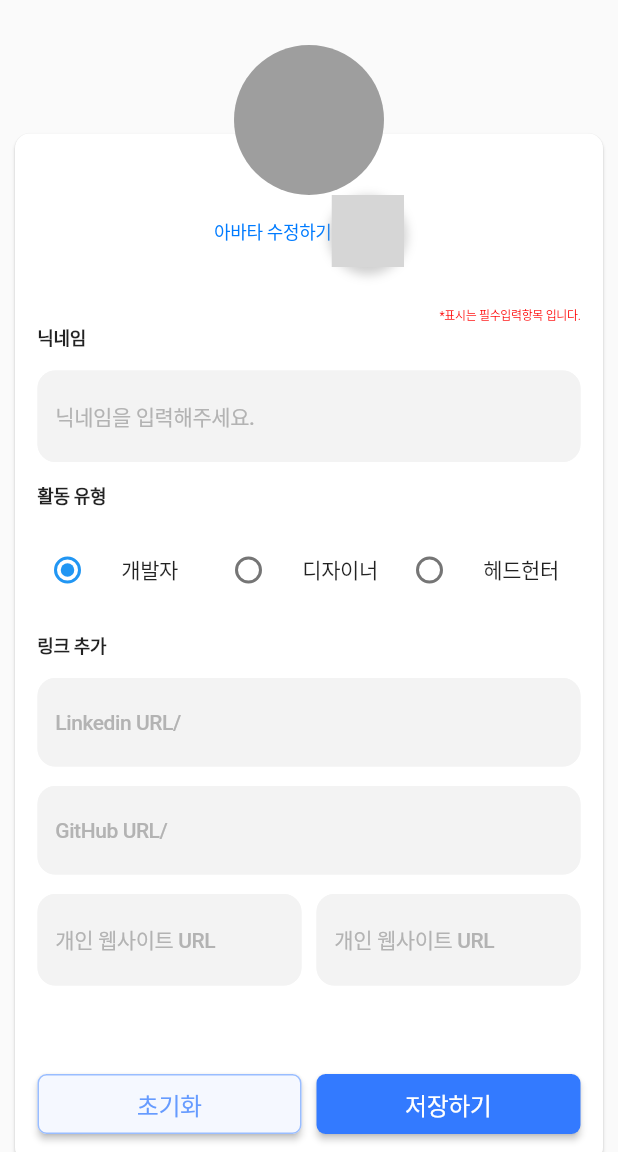
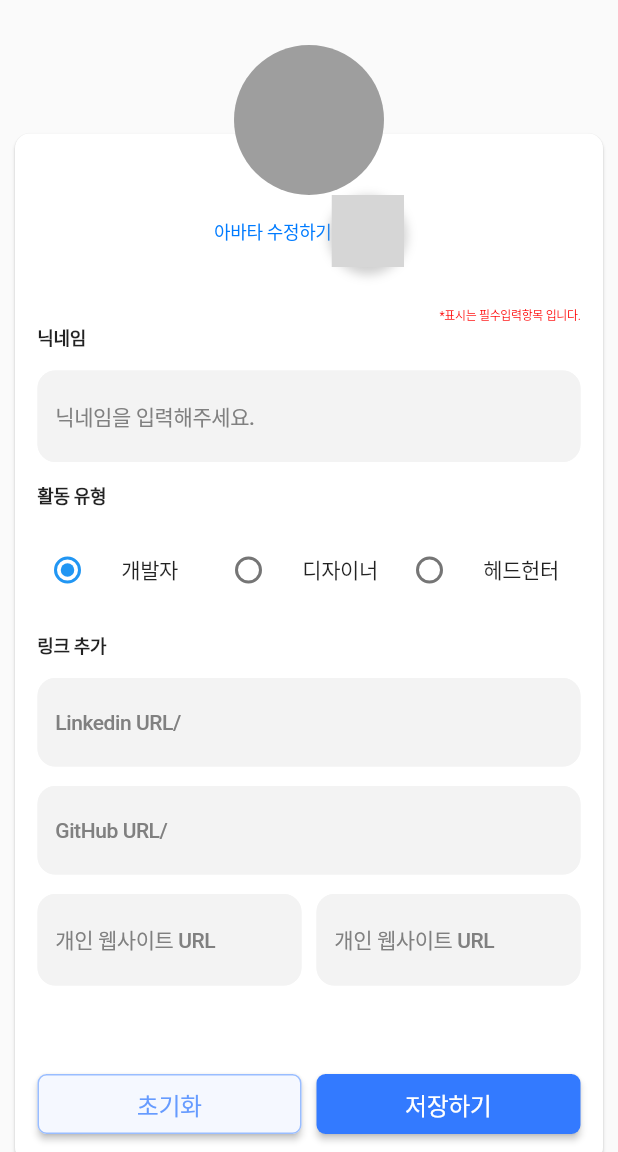
Before and after one commit to gitjoyoung/space-flutter, a Flutter app: the Profile screen opened directly, on a phone screen of 412 x 824 dp, the part 84-1236 px from its top. Run offline on Flutter 3.47's test engine with Material 2 defaults, Android fonts, the phone set to English and light mode, and no system bars; our stand-ins replace dio, flutter_svg, get, screenshot; Roboto replaces fonts that are missing (Pretendard); grey boxes are pictures that could not be loaded.

Commit message:
style : color 수정 및 색상 관련 오류 코드 수정

```diff
--- a/ace/lib/utils/button.dart
+++ b/ace/lib/utils/button.dart
@@ -33,16 +33,16 @@ class AppButton {
 
 // Primary
   static final ButtonStyle xLarge =
-      createElevatedButtonStyle(56, AppColors.prinary80);
+      createElevatedButtonStyle(56, AppColors.primary80);
 
   static final ButtonStyle medium =
-      createElevatedButtonStyle(40, AppColors.prinary80);
+      createElevatedButtonStyle(40, AppColors.primary80);
 
   static final ButtonStyle small =
-      createElevatedButtonStyle(32, AppColors.prinary80);
+      createElevatedButtonStyle(32, AppColors.primary80);
 
   static final ButtonStyle xSmall =
-      createElevatedButtonStyle(24, AppColors.prinary80);
+      createElevatedButtonStyle(24, AppColors.primary80);
 
 // Outline
   static final ButtonStyle xLargeOutLine = createElevatedButtonStyle(
--- a/ace/lib/utils/colors.dart
+++ b/ace/lib/utils/colors.dart
@@ -16,10 +16,10 @@ class AppColors {
 //color: AppColors.neutral100
   static const neutral100 = Color(0xFF030303);
   static const neutral90 = Color(0xFF1A1A1A);
-  static const neutral80 = Color(0xFF4D4D4D);
-  static const neutral70 = Color(0xFF808080);
-  static const neutral60 = Color(0xFF999999);
-  static const neutral50 = Color(0xFFB3B3B3);
+  static const neutral80 = Color(0xFF333333);
+  static const neutral70 = Color(0xFF4D4D4D);
+  static const neutral60 = Color(0xFF666666);
+  static const neutral50 = Color(0xFF808080);
   //메인타이틀
   static const neutral40 = Color(0xFF999999);
   static const neutral30 = Color(0xFFB3B3B3);
@@ -28,21 +28,21 @@ class AppColors {
   static const neutral5 = Color(0xFFF3F3F3);
 
 //Primary
-//color: AppColors.prinary100
-  static const prinary100 = Color(0xFF0059FF);
-  static const prinary90 = Color(0xFF196AFF);
-  static const prinary80 = Color(0xFF337AFF);
-  static const prinary70 = Color(0xFF4C8BFF);
-  static const prinary60 = Color(0xFF669BFF);
-  static const prinary50 = Color(0xFF7FACFF);
-  static const prinary40 = Color(0xFF99BDFF);
-  static const prinary30 = Color(0xFFB2CDFF);
-  static const prinary20 = Color(0xFFCCDEFF);
-  static const prinary10 = Color(0xFFE5EEFF);
-  static const prinary5 = Color(0xFFF5F8FF);
+//color: AppColors.primary100
+  static const primary100 = Color(0xFF0059FF);
+  static const primary90 = Color(0xFF196AFF);
+  static const primary80 = Color(0xFF337AFF);
+  static const primary70 = Color(0xFF4C8BFF);
+  static const primary60 = Color(0xFF669BFF);
+  static const primary50 = Color(0xFF7FACFF);
+  static const primary40 = Color(0xFF99BDFF);
+  static const primary30 = Color(0xFFB2CDFF);
+  static const primary20 = Color(0xFFCCDEFF);
+  static const primary10 = Color(0xFFE5EEFF);
+  static const primary5 = Color(0xFFF5F8FF);
 
 //Stroke & Line
-//color: AppColors.prinary100
+//color: AppColors.primary100
   static const strokeLineBlue = Color(0xFF99BDFF);
   static const strokeLine10 = Color(0xFFE6E6E6);
   static const strokeLine05 = Color(0xFFF3F3F3);
--- a/ace/lib/views/authpage/avatar_setting.dart
+++ b/ace/lib/views/authpage/avatar_setting.dart
@@ -44,7 +44,7 @@ class AvatarCustomizer extends GetView<AvatarController> {
               child: Text(
                 '초기화',
                 style: AppTypograpy.tapButtonSubtitle16
-                    .copyWith(color: AppColors.prinary60),
+                    .copyWith(color: AppColors.primary60),
               ),
             ),
           ),
--- a/ace/lib/views/homepage/home_layout.dart
+++ b/ace/lib/views/homepage/home_layout.dart
@@ -36,7 +36,7 @@ class HomeLayOut extends GetView<HomeController> {
             showSelectedLabels: true,
             showUnselectedLabels: true,
             selectedLabelStyle:
-                AppTypograpy.cardBody.copyWith(color: AppColors.prinary80),
+                AppTypograpy.cardBody.copyWith(color: AppColors.primary80),
             unselectedLabelStyle:
                 AppTypograpy.cardBody.copyWith(color: AppColors.neutral60),
             selectedItemColor: AppColors.primaryColor,
--- a/ace/lib/views/homepage/profile.dart
+++ b/ace/lib/views/homepage/profile.dart
@@ -173,7 +173,7 @@ class Profile extends StatelessWidget {
                               child: Text(
                                 '초기화',
                                 style: AppTypograpy.tapButtonSubtitle16
-                                    .copyWith(color: AppColors.prinary60),
+                                    .copyWith(color: AppColors.primary60),
                               ),
                             ),
                           ),
--- a/ace/lib/views/mogakpage/detail_mogak.dart
+++ b/ace/lib/views/mogakpage/detail_mogak.dart
@@ -46,7 +46,6 @@ class MogakDetail extends GetView {
       bottomNavigationBar: Container(
         margin: EdgeInsets.all(8),
         color: Colors.white,
-
         child: TextField(
           decoration: InputDecoration(
             suffixIcon: IconButton(
@@ -59,11 +58,11 @@ class MogakDetail extends GetView {
             fillColor: AppColors.strokeLine05,
             hintText: '댓글을 입력하세요...',
             border: OutlineInputBorder(
-              borderSide: const BorderSide(
-                  color: AppColors.neutral50, width: 2.0),
+              borderSide:
+                  const BorderSide(color: AppColors.neutral50, width: 2.0),
               borderRadius: BorderRadius.circular(12),
             ),
-           contentPadding: EdgeInsets.fromLTRB(15, 10, 15, 10),// 내부 패딩 조정
+            contentPadding: EdgeInsets.fromLTRB(15, 10, 15, 10), // 내부 패딩 조정
           ),
         ),
       ),
@@ -175,7 +174,7 @@ class MogakDetail extends GetView {
                             Text(
                               '16',
                               style: AppTypograpy.cardBody
-                                  .copyWith(color: AppColors.prinary80),
+                                  .copyWith(color: AppColors.primary80),
                             ),
                           ],
                         )
--- a/ace/lib/views/mogakpage/list_mogak.dart
+++ b/ace/lib/views/mogakpage/list_mogak.dart
@@ -39,7 +39,7 @@ class MogakList extends StatelessWidget {
                   Text(
                     '날자순',
                     style: AppTypograpy.cardBody
-                        .copyWith(color: AppColors.prinary80),
+                        .copyWith(color: AppColors.primary80),
                   )
                 ],
               ),
--- a/ace/lib/views/mogakpage/mogak.dart
+++ b/ace/lib/views/mogakpage/mogak.dart
@@ -36,7 +36,7 @@ class Mogak extends GetView<MogakController> {
             height: 50,
             width: 50,
           ),
-          backgroundColor: AppColors.prinary80,
+          backgroundColor: AppColors.primary80,
         ),
         body: Padding(
           padding: const EdgeInsets.only(top: 16, left: 10, right: 10),
```
